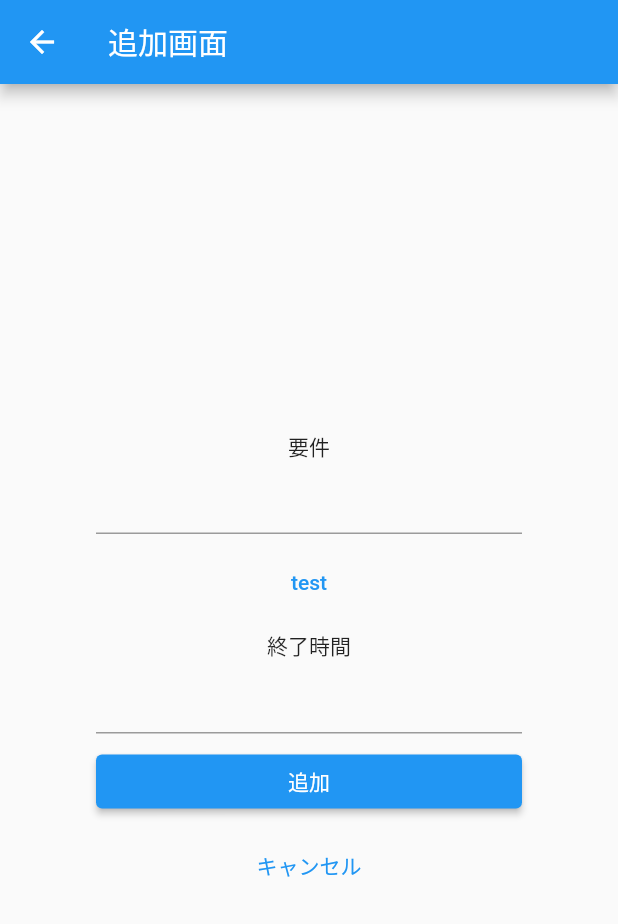
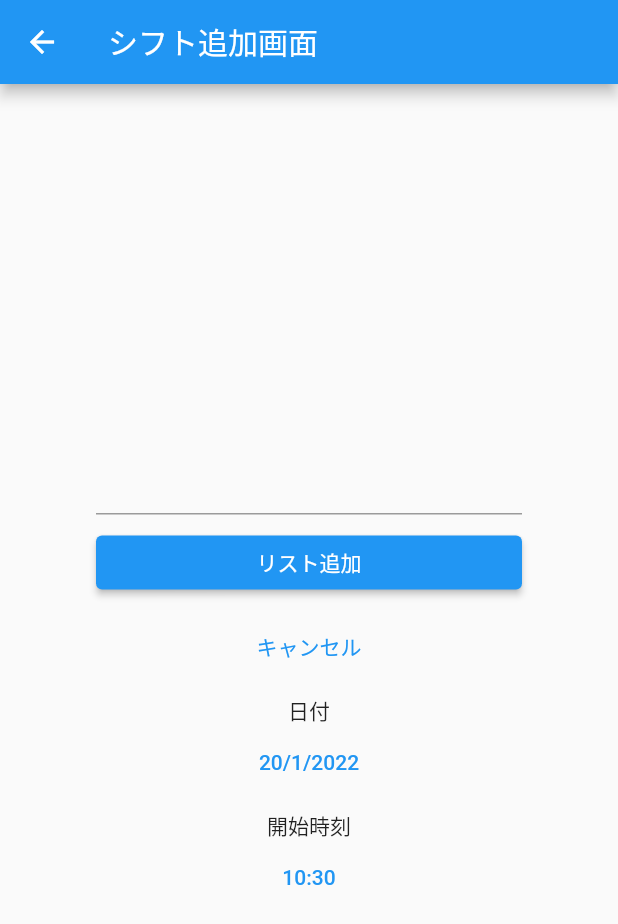
Before and after one commit to Jiko1m2p3/calendar1, a Flutter app: the screen it shows after launch, after a tap on the "add" icon, on a phone screen of 412 x 824 dp. Shown: the top 924 px of the screen. Run offline on Flutter 3.47's test engine with Material 2 defaults, Android fonts, the phone set to English and light mode, and no system bars; our stand-ins replace syncfusion_flutter_calendar.

Commit message:
追加画面の入力欄調整

```diff
--- a/myapp/lib/main.dart
+++ b/myapp/lib/main.dart
@@ -174,7 +174,7 @@ class _MyHomePageState extends State<MyHomePage> {
         if (_employeeIds.length > 1 && k % 2 == 0) {
           continue;
         }
-        //以下が時間とか名前とかの追加画面？
+        //以下が初期画面用のシフト追加
         for (int j = 0; j < 2; j++) {
           final DateTime date = DateTime.now().add(Duration(days: k + j));
           int startHour = 9 + random.nextInt(6);
@@ -270,7 +270,15 @@ class _MyHomePageState extends State<MyHomePage> {
             }),
           );
           if (newListText != null) {
-            int time = int.parse(newListText);
+            //ここで追加の処理をかくのかな
+            final CalendarResource resource = CalendarResource(
+              displayName: 'Sophia',
+              color: Colors.red,
+              id: '0004',
+            );
+            _employeeCollection.insert(2, resource);
+            _events!.notifyListeners(CalendarDataSourceAction.addResource,
+                <CalendarResource>[resource]);
           }
         },
         child: Icon(Icons.add),
@@ -286,27 +294,24 @@ class TodoAddPage extends StatefulWidget {
 class _TodoAddPageState extends State<TodoAddPage> {
   // 入力されたテキストをデータとして持つ
   //このページで入力したデータをもとにアポイントメントを作成して、その配列？を渡す
+  DateTime selectedTime = DateTime.now();
+  DateTime selectedDate = DateTime.now();
+  // 入力されたテキストをデータとして持つ
   String _text = '';
-  int start = 0;
-  int end = 0;
-  String t1 = '';
-  String t2 = '';
 
   @override
   Widget build(BuildContext context) {
     return Scaffold(
         appBar: AppBar(
-          title: Text('追加画面'),
+          title: Text('シフト追加画面'),
         ),
         body: Container(
             padding: EdgeInsets.all(64),
             child: Column(
               mainAxisAlignment: MainAxisAlignment.center,
               children: [
-                //Text(_text, style: TextStyle(color: Colors.blue)),
-                //DatetimePicker で入力欄を作成する
+                Text(_text, style: TextStyle(color: Colors.blue)),
                 const SizedBox(height: 8),
-                Text('要件'),
                 TextField(
                   onChanged: (String value) {
                     setState(() {
@@ -314,24 +319,6 @@ class _TodoAddPageState extends State<TodoAddPage> {
                     });
                   },
                 ),
-                const SizedBox(height: 8),
-                Container(
-                  width: double.infinity,
-                  child: TextButton(
-                    onPressed: () {},
-                    child: Text('test'),
-                  ),
-                ),
-                const SizedBox(height: 8),
-                Text('終了時間'),
-                TextField(
-                  onChanged: (String value3) {
-                    setState(() {
-                      t2 = value3;
-                    });
-                  },
-                ),
-
                 const SizedBox(
                   //リスト追加ボタン
                   height: 8,
@@ -340,10 +327,12 @@ class _TodoAddPageState extends State<TodoAddPage> {
                   width: double.infinity,
                   child: ElevatedButton(
                     onPressed: () {
-                      //appointmentがたの変数をつくって、それを返す
-                      Navigator.of(context).pop(_text);
+                      Appointment shift = Appointment(
+                          startTime: selectedTime,
+                          endTime: selectedDate.add(const Duration(hours: 1)));
+                      Navigator.of(context).pop(shift);
                     },
-                    child: Text('追加', style: TextStyle(color: Colors.white)),
+                    child: Text('リスト追加', style: TextStyle(color: Colors.white)),
                   ),
                 ),
                 const SizedBox(
@@ -357,8 +346,62 @@ class _TodoAddPageState extends State<TodoAddPage> {
                     },
                     child: Text('キャンセル'),
                   ),
+                ),
+                const SizedBox(height: 8),
+                Text('日付'),
+                Container(
+                  width: double.infinity,
+                  child: TextButton(
+                    onPressed: () {
+                      _selectDate(context);
+                    },
+                    child: Text(
+                        "${selectedDate.day}/${selectedDate.month}/${selectedDate.year}"),
+                  ),
+                ),
+                const SizedBox(height: 8),
+                Text('開始時刻'),
+                Container(
+                  width: double.infinity,
+                  child: TextButton(
+                    onPressed: () {
+                      _selectTime(context);
+                    },
+                    child: Text("${selectedTime.hour}:${selectedTime.minute}"),
+                  ),
                 )
               ],
             )));
   }
+
+  Future<Null> _selectTime(BuildContext context) async {
+    final TimeOfDay? timeofday = await showTimePicker(
+      context: context,
+      initialTime: TimeOfDay.now(),
+    );
+    if (timeofday != null && timeofday != selectedTime) {
+      setState(() {
+        selectedTime = _toDataTime(timeofday);
+      });
+    }
+  }
+
+  _toDataTime(TimeOfDay timeofday) {
+    var now = DateTime.now();
+    return DateTime(
+        now.year, now.month, now.day, timeofday.hour, timeofday.minute);
+  }
+
+  _selectDate(BuildContext context) async {
+    final DateTime? selected = await showDatePicker(
+      context: context,
+      initialDate: selectedDate,
+      firstDate: DateTime(2010),
+      lastDate: DateTime(2025),
+    );
+    if (selected != null && selected != selectedDate)
+      setState(() {
+        selectedDate = selected;
+      });
+  }
 }
```
